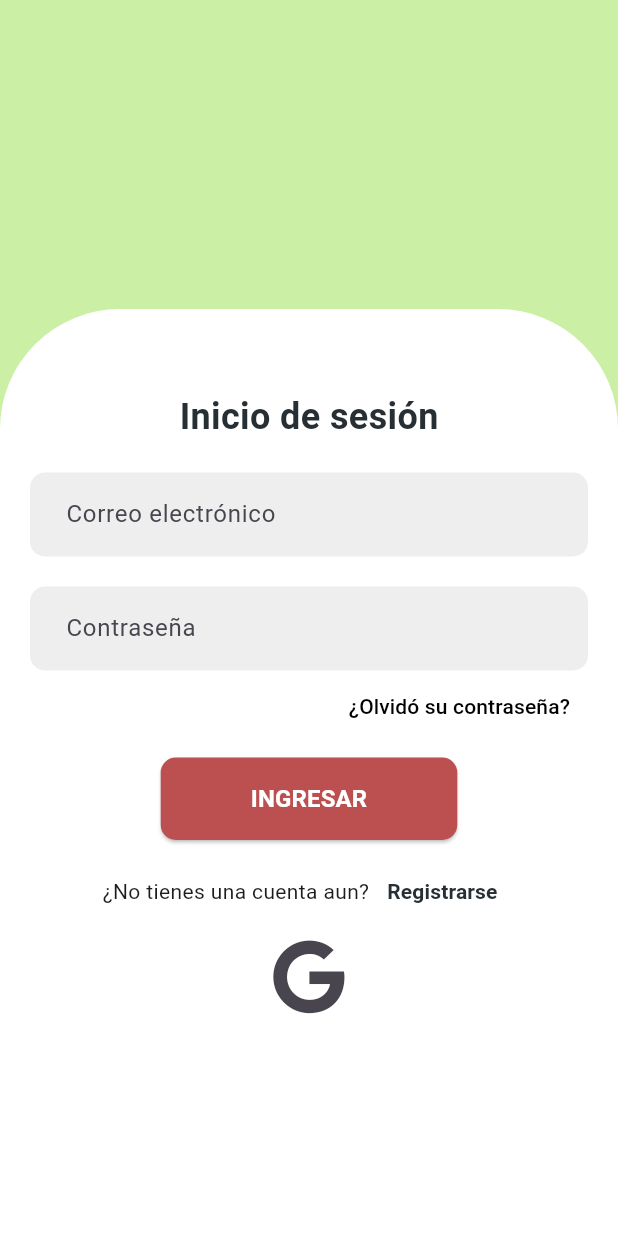
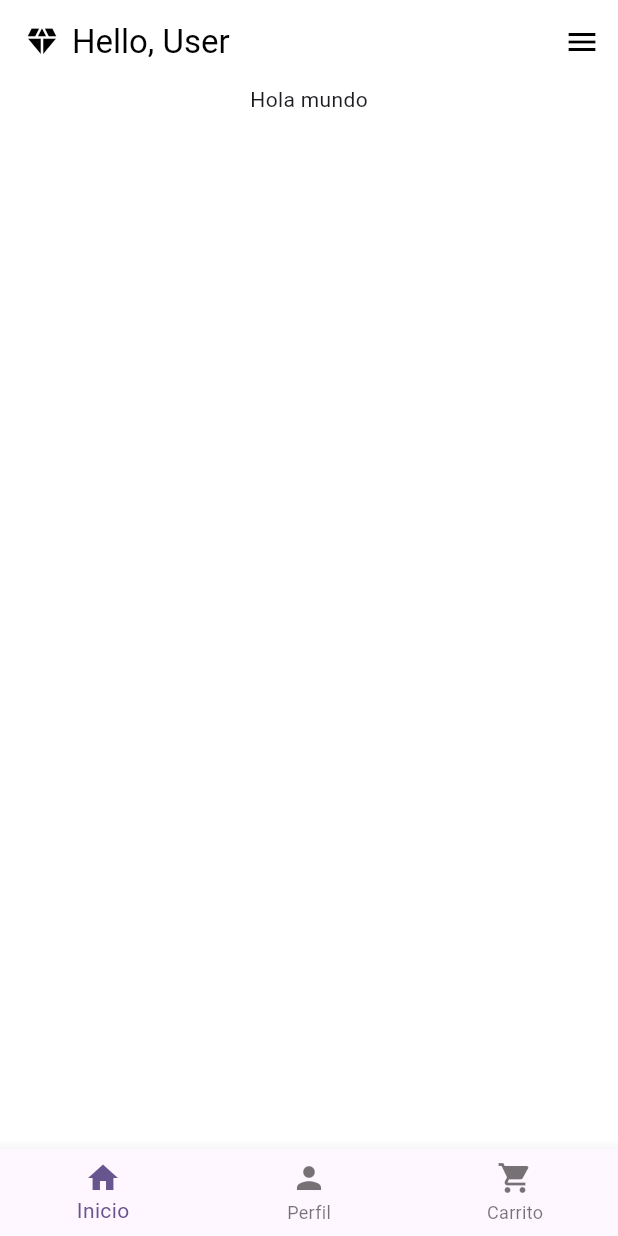
Before and after one commit to Ch4rt3/Jewelry-App, a Flutter app: the screen it shows after launch, after a tap on "INGRESAR", on a phone screen of 412 x 824 dp. Run offline on Flutter 3.47's test engine with Material 3 defaults, Android fonts, the phone set to English and light mode, and no system bars; our stand-ins replace font_awesome_flutter, lottie.

Commit message:
Avance main_Background

```diff
--- /dev/null
+++ b/jewelry_app/lib/components/layouts/main_background.dart
@@ -0,0 +1,119 @@
+import 'package:flutter/material.dart';
+import 'package:jewelry_app/configs/colors.dart';
+
+class MainBackground extends StatelessWidget {
+  final List<Widget> children;
+  final GlobalKey<ScaffoldState> _scaffoldKey = GlobalKey<ScaffoldState>();
+
+  MainBackground({super.key, required this.children});
+
+  @override
+  Widget build(BuildContext context) {
+    return Scaffold(
+      key: _scaffoldKey,
+      appBar: AppBar(
+        backgroundColor: Colors.white,
+        elevation: 0,
+        automaticallyImplyLeading: false,
+        title: const Row(
+          children: [
+            Icon(Icons.diamond, color: Colors.black),
+            SizedBox(width: 8),
+            Text("Hello, User", style: TextStyle(color: Colors.black)),
+          ],
+        ),
+        actions: [
+          IconButton(
+            icon: Icon(Icons.menu, color: Colors.black),
+            onPressed: () {
+              _scaffoldKey.currentState!.openEndDrawer(); // Abre el sidebar desde la derecha
+            },
+          ),
+        ],
+      ),
+      endDrawer: Drawer( // Sidebar que aparece desde la derecha
+        child: ListView(
+          padding: EdgeInsets.zero,
+          children: [
+            const DrawerHeader(
+              decoration: BoxDecoration(
+                color: Colors.black,
+              ),
+              child: Text(
+                'Categories',
+                style: TextStyle(
+                  color: Colors.white,
+                  fontSize: 24,
+                ),
+              ),
+            ),
+            ListTile(
+              leading: Icon(Icons.person),
+              title: Text('Men'),
+              onTap: () {
+                // Acción cuando se presiona
+              },
+            ),
+            ListTile(
+              leading: Icon(Icons.shop_2),
+              title: Text('Rings'),
+              onTap: () {
+                // Acción cuando se presiona
+              },
+            ),
+            ListTile(
+              leading: Icon(Icons.shop_2_outlined),
+              title: Text('Earrings'),
+              onTap: () {
+                // Acción cuando se presiona
+              },
+            ),
+            ListTile(
+              leading: Icon(Icons.access_alarm),
+              title: Text('Bracelets'),
+              onTap: () {
+                // Acción cuando se presiona
+              },
+            ),
+            ListTile(
+              leading: Icon(Icons.shopping_basket),
+              title: Text('Necklaces'),
+              onTap: () {
+                // Acción cuando se presiona
+              },
+            ),
+          ],
+        ),
+      ),
+      body: Row(
+        children: [
+          Expanded(
+            child: Container(
+              color: AppColors.primaryColor,
+              child: Column(
+                children: children,
+              ),
+            )
+          ),
+
+        ],
+      ),
+      bottomNavigationBar: BottomNavigationBar(
+        items: const [
+          BottomNavigationBarItem(
+            icon: Icon(Icons.home),
+            label: 'Inicio',
+          ),
+          BottomNavigationBarItem(
+            icon: Icon(Icons.person),
+            label: 'Perfil',
+          ),
+          BottomNavigationBarItem(
+            icon: Icon(Icons.shopping_cart),
+            label: 'Carrito',
+          ),
+        ],
+      ),
+    );
+  }
+}
--- a/jewelry_app/lib/main.dart
+++ b/jewelry_app/lib/main.dart
@@ -4,6 +4,7 @@ import 'package:jewelry_app/pages/auth/reset/recovery_password_page.dart';
 import 'package:jewelry_app/pages/auth/sign_in/sign_in_page.dart';
 import 'package:jewelry_app/pages/auth/sign_up/sign_up_page.dart';
 import 'package:jewelry_app/pages/auth/success/success_password_page.dart';
+import 'package:jewelry_app/pages/main/home/home_page.dart';
 
 void main() {
   runApp(const MyApp());
@@ -30,6 +31,7 @@ class MyApp extends StatelessWidget {
         '/forgot-password': (context) => const ForgetPasswordPage(),
         '/recovery-password': (context) => const RecoveryPasswordPage(),
         '/success-password': (context) => const SuccessPasswordPage(),
+        '/home': (context) => const HomePage(),
       },
     );
   }
--- a/jewelry_app/lib/pages/auth/sign_in/sign_in_page.dart
+++ b/jewelry_app/lib/pages/auth/sign_in/sign_in_page.dart
@@ -38,7 +38,9 @@ class SignInPage extends StatelessWidget {
         const SizedBox(height: 10),
         LargeButton(
           titulo: "INGRESAR",
-          onPressed: ()=>{}
+          onPressed: ()=>{
+            Navigator.pushNamed(context, "/home"),
+          }
         ),
         const SizedBox(height: 10),
         // No tienes cuenta aun?
--- /dev/null
+++ b/jewelry_app/lib/pages/main/home/home_page.dart
@@ -0,0 +1,20 @@
+import 'package:flutter/material.dart';
+import 'package:jewelry_app/components/layouts/main_background.dart';
+
+class HomePage extends StatelessWidget {
+  const HomePage({super.key});
+
+   Widget _buildBody(BuildContext context) {
+    return MainBackground(
+        children: [Text("Hola mundo")],
+      );
+   }
+  @override
+  Widget build(BuildContext context) {
+    return Scaffold(
+      resizeToAvoidBottomInset: false,
+      appBar: null,
+      body: _buildBody(context),
+    );
+  }
+}
```
